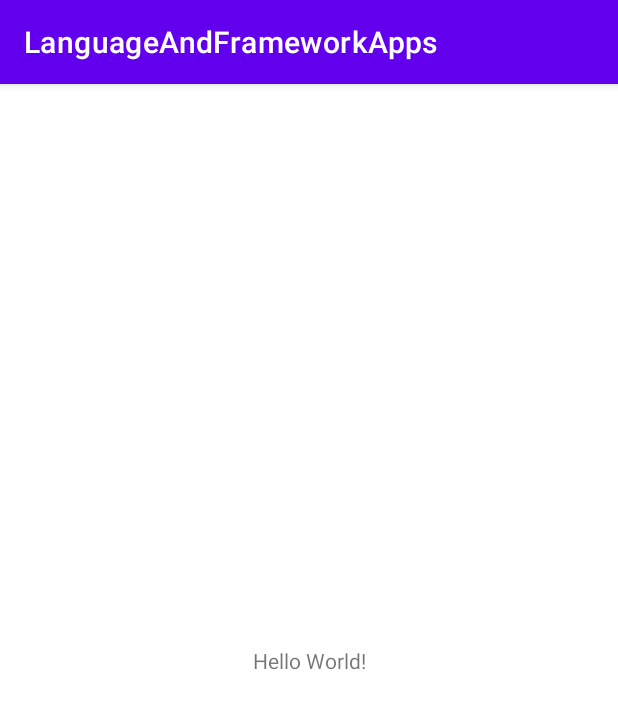
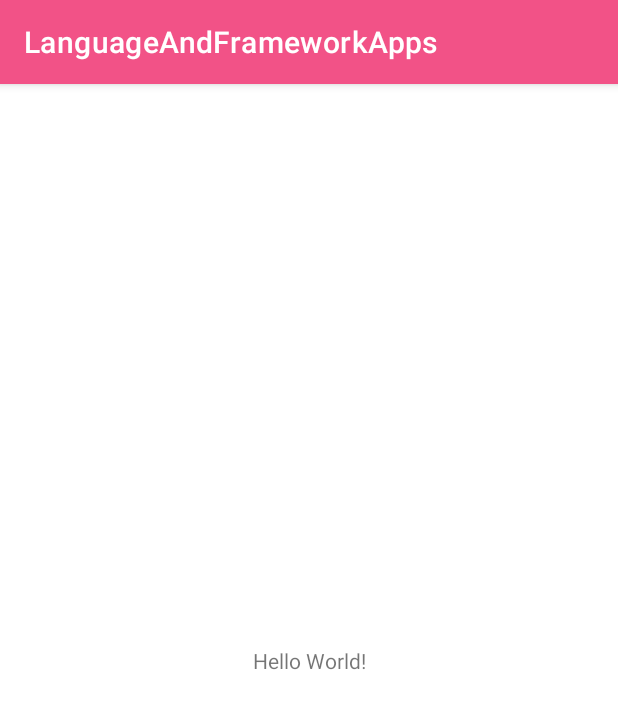
Before and after one commit to setianjay/LanguageAndFrameworkApps, an Android app: the screen it shows after launch (MainActivity), on a phone screen of 412 x 824 dp. Shown: the top 709 px of the screen. Run offline under Robolectric (Android 15) with nearby library versions, the phone set to English and light mode, and no system bars.

Commit message:
Initial commit. Add primary and secondary color

```diff
--- a/app/src/main/res/values/colors.xml
+++ b/app/src/main/res/values/colors.xml
@@ -7,4 +7,7 @@
     <color name="teal_700">#FF018786</color>
     <color name="black">#FF000000</color>
     <color name="white">#FFFFFFFF</color>
+
+    <color name="pink_dark">#F25287</color>
+    <color name="pink">#FAE2F3</color>
 </resources>
--- a/app/src/main/res/values/themes.xml
+++ b/app/src/main/res/values/themes.xml
@@ -2,11 +2,11 @@
     <!-- Base application theme. -->
     <style name="Theme.LanguageAndFrameworkApps" parent="Theme.MaterialComponents.DayNight.DarkActionBar">
         <!-- Primary brand color. -->
-        <item name="colorPrimary">@color/purple_500</item>
+        <item name="colorPrimary">@color/pink_dark</item>
         <item name="colorPrimaryVariant">@color/purple_700</item>
         <item name="colorOnPrimary">@color/white</item>
         <!-- Secondary brand color. -->
-        <item name="colorSecondary">@color/teal_200</item>
+        <item name="colorSecondary">@color/pink</item>
         <item name="colorSecondaryVariant">@color/teal_700</item>
         <item name="colorOnSecondary">@color/black</item>
         <!-- Status bar color. -->
```
